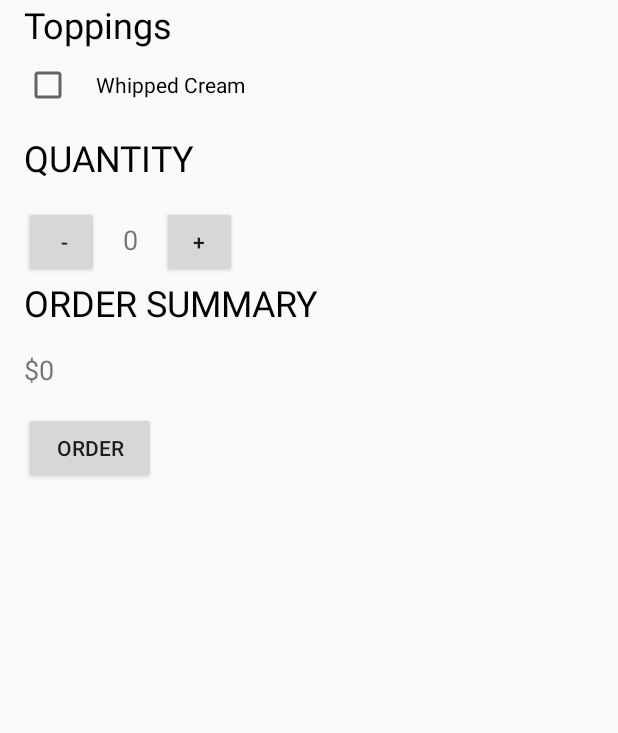
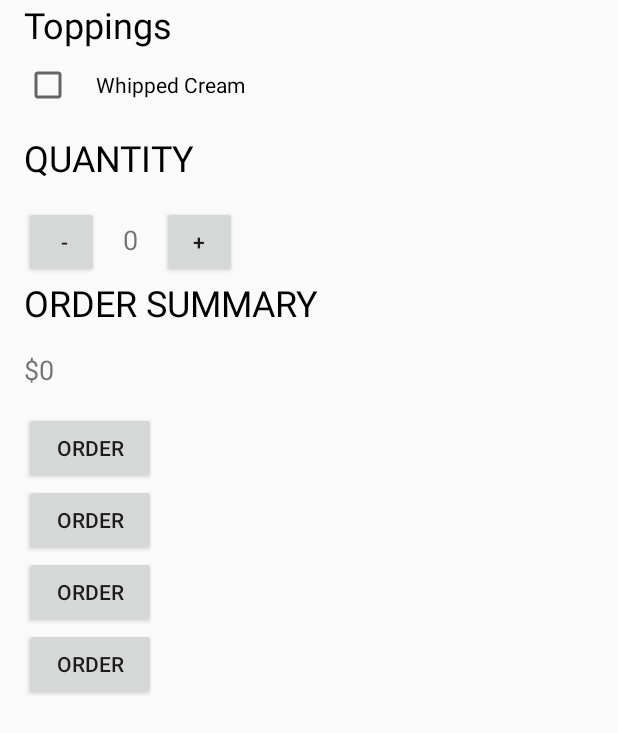
Before and after one commit to emreyuksel/Googledeneme, an Android app: the screen it shows after launch (MainActivity), on a phone screen of 412 x 824 dp. Shown: the top 733 px of the screen. Run offline under Robolectric (Android 15) with nearby library versions, the phone set to English and light mode, and no system bars.

Commit message:
Düzenleme2Deneme

```diff
--- a/app/src/main/res/layout/activity_main.xml
+++ b/app/src/main/res/layout/activity_main.xml
@@ -103,6 +103,27 @@
         android:text="order"
         android:layout_marginLeft="16dp"
         />
+    <Button
+        android:layout_width="wrap_content"
+        android:layout_height="wrap_content"
+        android:onClick="submitOrder"
+        android:text="order"
+        android:layout_marginLeft="16dp"
+        />
+    <Button
+        android:layout_width="wrap_content"
+        android:layout_height="wrap_content"
+        android:onClick="submitOrder"
+        android:text="order"
+        android:layout_marginLeft="16dp"
+        />
+    <Button
+        android:layout_width="wrap_content"
+        android:layout_height="wrap_content"
+        android:onClick="submitOrder"
+        android:text="order"
+        android:layout_marginLeft="16dp"
+        />
 
 
 </LinearLayout>
```
